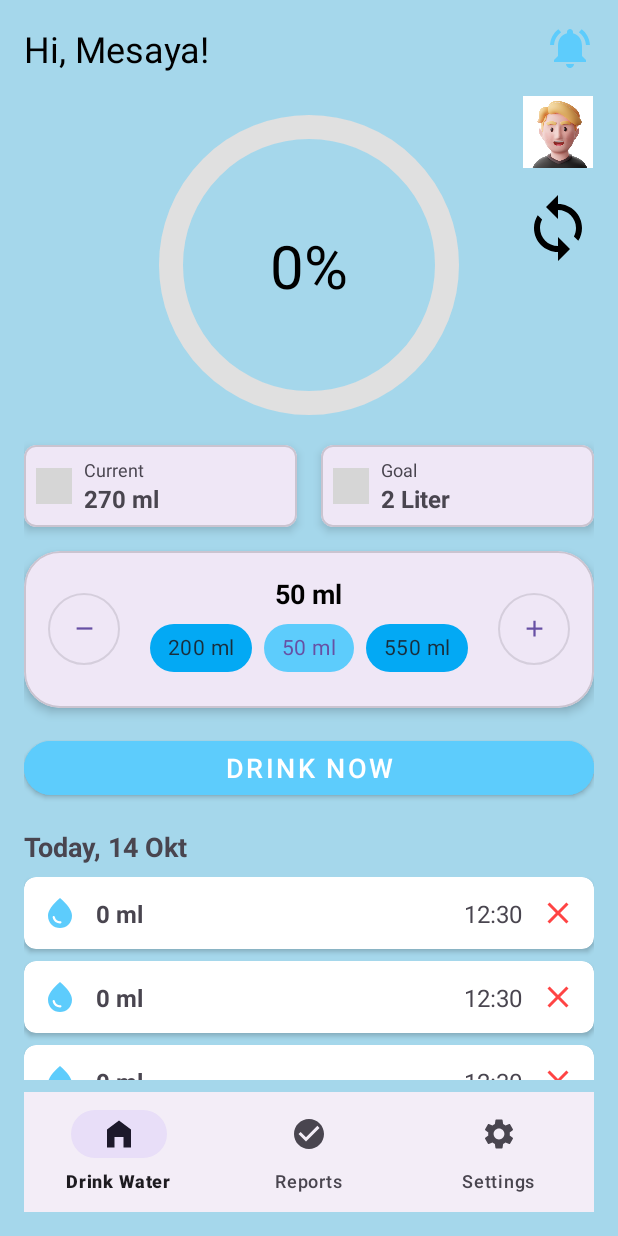
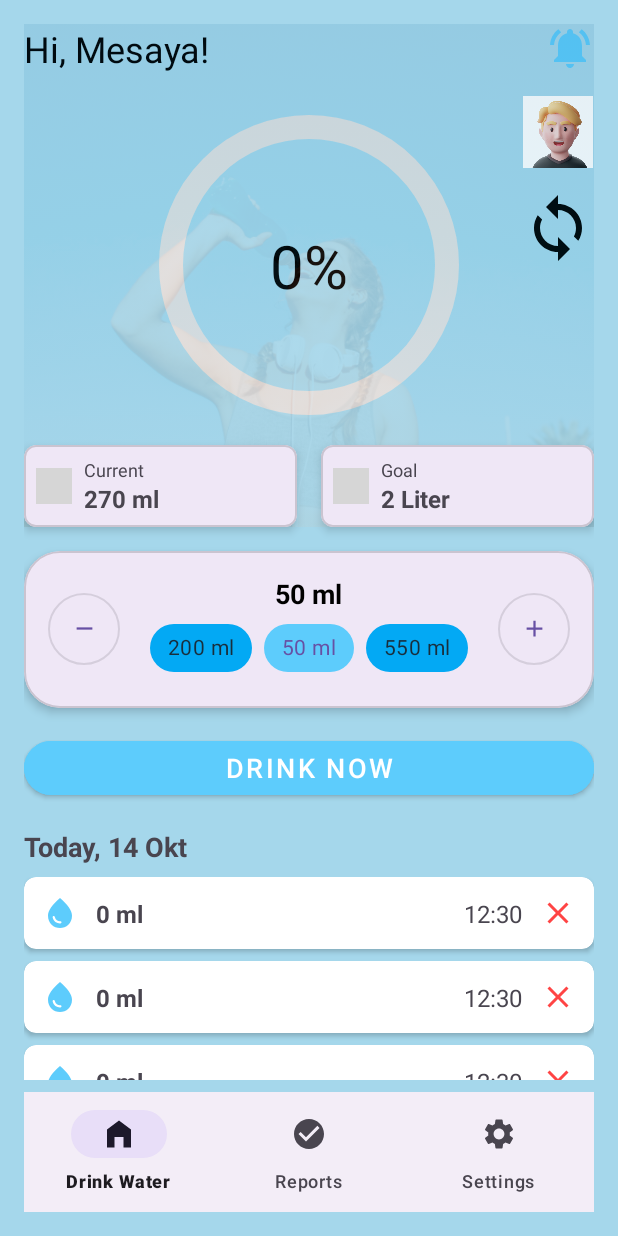
Before and after one commit to Thexazus/UTS_MAP, an Android app: the layout fragment_home.xml on its own in the app's theme, with its tools: preview values and no code run, on a phone screen of 412 x 824 dp. Run offline under Robolectric (Android 15) with nearby library versions, the phone set to English and light mode, and no system bars; grey boxes are pictures that could not be loaded.

Commit message:
background in home fragment

```diff
--- a/app/src/main/res/layout/fragment_home.xml
+++ b/app/src/main/res/layout/fragment_home.xml
@@ -328,4 +328,22 @@
         app:layout_constraintStart_toStartOf="parent"
         app:layout_constraintEnd_toEndOf="parent" />
 
+    <ImageView
+        android:id="@+id/backgroundImage"
+        android:layout_width="0dp"
+        android:layout_height="0dp"
+        android:src="@drawable/background_drink"
+        android:scaleType="centerCrop"
+        android:alpha="0.1"
+        app:layout_constraintTop_toTopOf="parent"
+        app:layout_constraintStart_toStartOf="parent"
+        app:layout_constraintEnd_toEndOf="parent"
+        app:layout_constraintBottom_toBottomOf="@id/cardViewGoal"/>
+
+    <!-- FrameLayout -->
+    <FrameLayout
+        android:layout_width="match_parent"
+        android:layout_height="match_parent"
+        tools:context=".HomeFragment" />
+
 </androidx.constraintlayout.widget.ConstraintLayout>
```
Also changed, not shown: app/src/main/res/drawable/background_drink.png (added).
